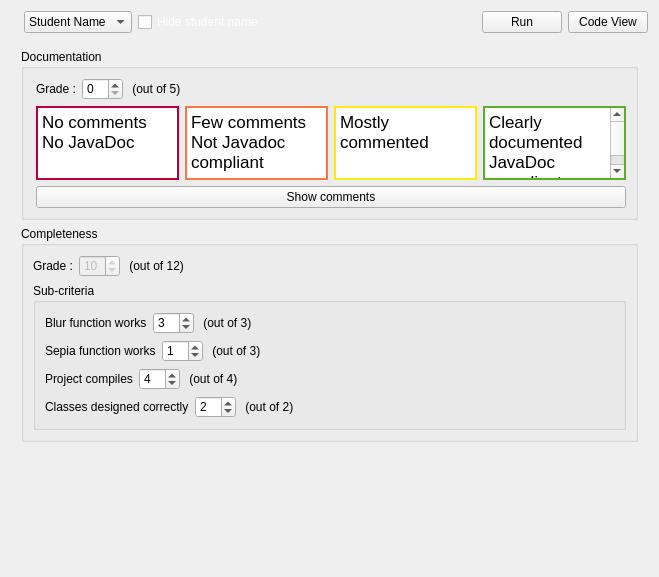
The window that TurboGrade/ui/gradeoverview.ui (wassgha/TurboGrade) describes before a commit, drawn with Qt 5.
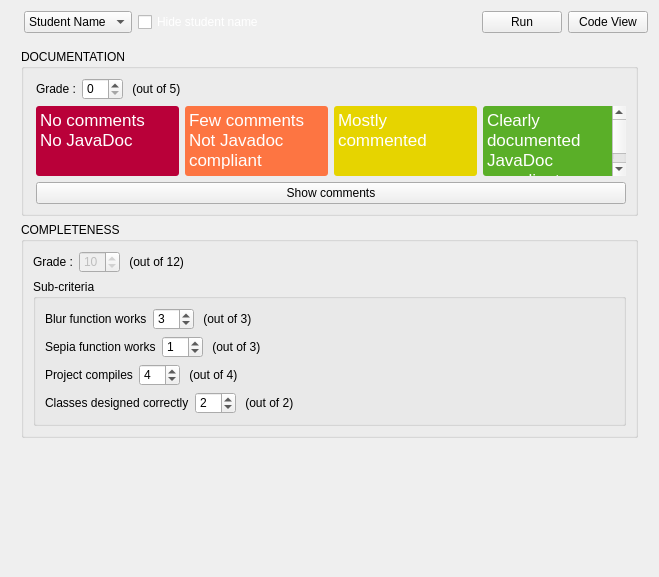
The same window after the commit. Icons and pictures are not drawn.

```diff
--- a/TurboGrade/ui/gradeoverview.ui
+++ b/TurboGrade/ui/gradeoverview.ui
@@ -32,17 +32,25 @@
 QScrollArea {background-color:transparent;}
 
 #level1 {
-	border: 2px solid rgb(185, 0, 57);
+	color: white;
+	background: rgb(185, 0, 57);
+	border-radius: 3px;
 }
 
 #level2 {
-	border: 2px solid rgb(253, 117, 66);
+	color: white;
+	background: rgb(253, 117, 66);
+	border-radius: 3px;
 }
 #level3 {
-	border: 2px solid rgb(255, 232, 22);
+	color: white;
+	background: rgb(230, 212, 0);
+	border-radius: 3px;
 }
 #level4 {
-	border: 2px solid rgb(90, 175, 40);
+	color: white;
+	background: rgb(90, 175, 40);
+	border-radius: 3px;
 }</string>
   </property>
   <layout class="QVBoxLayout" name="verticalLayout_5">
@@ -186,7 +194,7 @@
         <x>0</x>
         <y>0</y>
         <width>635</width>
-        <height>497</height>
+        <height>493</height>
        </rect>
       </property>
       <property name="sizePolicy">
@@ -217,7 +225,7 @@
           </size>
          </property>
          <property name="title">
-          <string>Documentation</string>
+          <string>DOCUMENTATION</string>
          </property>
          <property name="alignment">
           <set>Qt::AlignLeading|Qt::AlignLeft|Qt::AlignTop</set>
@@ -435,7 +443,7 @@
           </size>
          </property>
          <property name="title">
-          <string>Completeness</string>
+          <string>COMPLETENESS</string>
          </property>
          <property name="alignment">
           <set>Qt::AlignLeading|Qt::AlignLeft|Qt::AlignTop</set>
```
Left out of the diff: 2 changed lines with no effect on the pictures.
